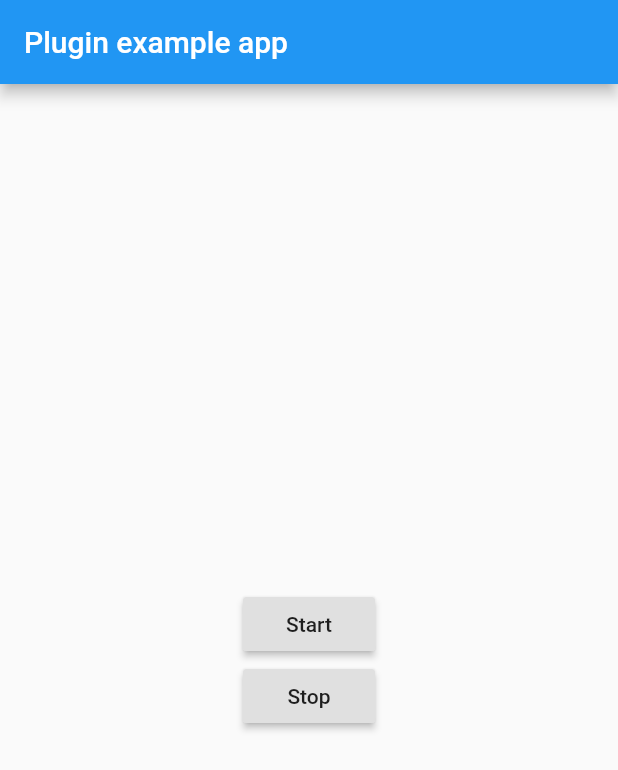
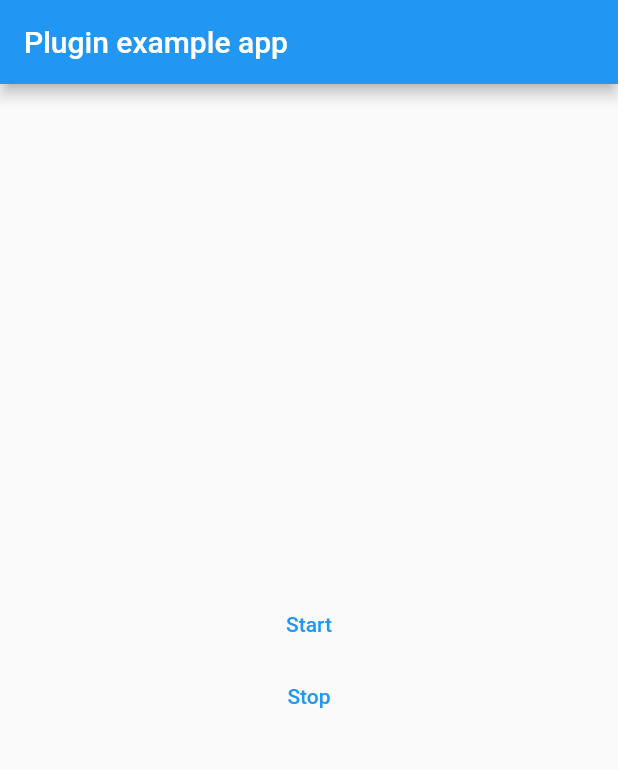
Before and after one commit to wiseminds/firebase_app_indexing, a Flutter app: the screen it shows after launch, on a phone screen of 412 x 824 dp. Shown: the top 770 px of the screen. Run offline on Flutter 3.47's test engine with Material 2 defaults, Android fonts, the phone set to English and light mode, and no system bars.

Commit message:
migrated libraries

```diff
--- a/example/lib/main.dart
+++ b/example/lib/main.dart
@@ -30,10 +30,10 @@ class _MyAppState extends State<MyApp> {
           crossAxisAlignment: CrossAxisAlignment.center,
           children: [
             SizedBox(width: 600),
-            RaisedButton(
+            TextButton(
                 onPressed: () => FirebaseAppIndexing.start('Home', url),
                 child: Text('Start')),
-            RaisedButton(
+            TextButton(
                 onPressed: () => FirebaseAppIndexing.stop('Home', url),
                 child: Text('Stop')),
           ],
--- a/example/pubspec.yaml
+++ b/example/pubspec.yaml
@@ -6,7 +6,7 @@ description: Demonstrates how to use the firebase_app_indexing plugin.
 publish_to: 'none' # Remove this line if you wish to publish to pub.dev
 
 environment:
-  sdk: ">=2.12.0 <3.0.0"
+  sdk: ">=3.0.0 <3.5.0"
 
 dependencies:
   flutter:
--- a/pubspec.yaml
+++ b/pubspec.yaml
@@ -4,7 +4,7 @@ version: 0.1.0
 homepage: https://github.com/wiseminds/firebase_app_indexing
 
 environment:
-  sdk: ">=2.12.0 <3.0.0"
+  sdk: ">=3.0.0 <3.5.0"
   flutter: ">=2.0.0"
 
 dependencies:
```
Also changed, not shown: example/pubspec.lock, 7 other files.
